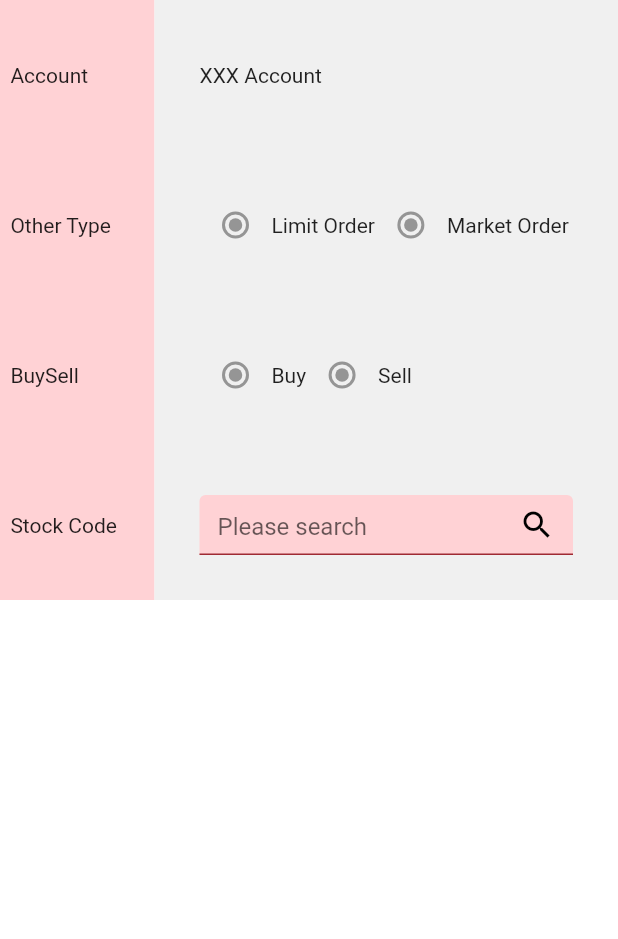
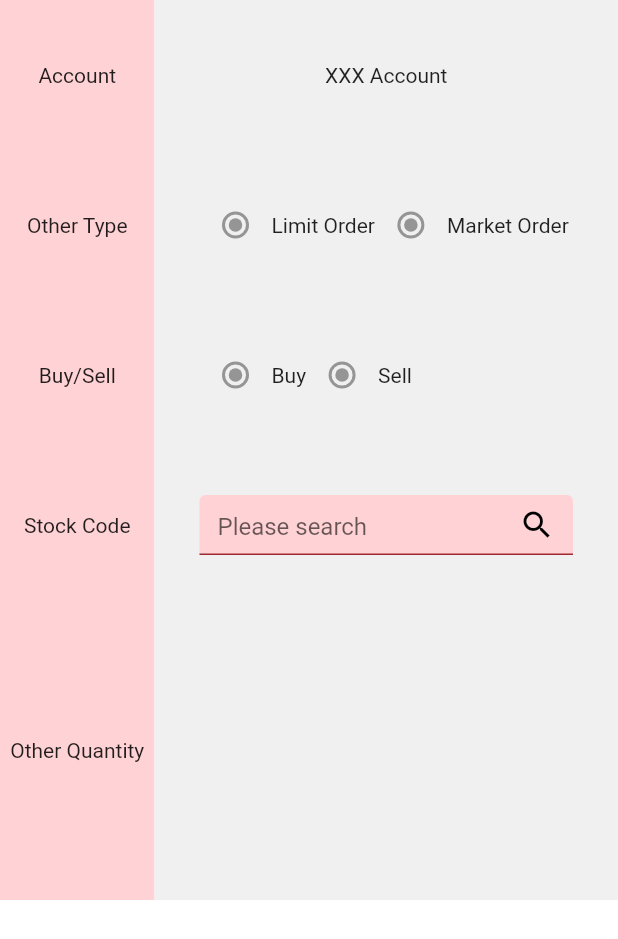
Before and after one commit to andyeung523/BocInvestSeed, a Flutter app: the Game screen opened directly, on a phone screen of 412 x 824 dp. Shown: the top 939 px of the screen. Run offline on Flutter 3.47's test engine with Material 2 defaults, Android fonts, the phone set to English and light mode, and no system bars; our stand-ins replace flutter_login, flutter_spinkit, font_awesome_flutter; missing offline and left inert: dart:ffi, oauth2.

Commit message:
game_update

```diff
--- a/lib/page/tabs/game.dart
+++ b/lib/page/tabs/game.dart
@@ -58,7 +58,7 @@ var _price;
                     width: 100,
                     //padding: EdgeInsets.fromLTRB(10, 30, 30, 15),
                     color: Color.fromRGBO(255, 210, 213, 1),
-                    child: Text('  Account'),
+                    child: Center(child: Text('Account')),
                     alignment: Alignment.centerLeft,
                   ),
                 ),
@@ -70,7 +70,7 @@ var _price;
                     width: 100,
                     padding: EdgeInsets.all(30.0),
                     color: Color.fromRGBO(240, 240, 240, 1),
-                    child: Text('XXX Account'),
+                    child: Center(child: Text('XXX Account')),
                     alignment: Alignment.centerLeft,
                   ),
                 ),
@@ -85,7 +85,7 @@ var _price;
                     width: 100,
                     //padding: EdgeInsets.fromLTRB(10, 30, 30, 15),
                     color: Color.fromRGBO(255, 210, 213, 1),
-                    child: Text('  Other Type'),
+                    child: Center(child: Text('Other Type')),
                     alignment: Alignment.centerLeft,
                   ),
                 ),
@@ -119,7 +119,7 @@ var _price;
                     width: 100,
                     //padding: EdgeInsets.fromLTRB(10, 30, 30, 15),
                     color: Color.fromRGBO(255, 210, 213, 1),
-                    child: Text('  BuySell'),
+                    child: Center(child: Text('Buy/Sell')),
                     alignment: Alignment.centerLeft,
                   ),
                 ),
@@ -153,7 +153,7 @@ var _price;
                     width: 100,
                     //padding: EdgeInsets.fromLTRB(10, 30, 30, 15),
                     color: Color.fromRGBO(255, 210, 213, 1),
-                    child: Text('  Stock Code'),
+                    child: Center(child: Text('Stock Code')),
                     alignment: Alignment.centerLeft,
                   ),
                 ),
@@ -192,7 +192,35 @@ var _price;
                 ),
               ],
             ),//copy here
+            Row(
+              children: <Widget>[
+                Expanded(
+                  flex: 2,
+                  child: Container(
+                    height: 200,
+                    width: 100,
+                    //padding: EdgeInsets.fromLTRB(10, 30, 30, 15),
+                    color: Color.fromRGBO(255, 210, 213, 1),
+                    child: Center(child: Text('Other Quantity')),
+                  ),
+                ),
 
+                Expanded(
+                  flex: 6,
+                  child: Container(
+                    height: 200,
+                    width: 100,
+                    padding: EdgeInsets.all(30.0),
+                    color: Color.fromRGBO(240, 240, 240, 1),
+                    child: Row(
+                      children: <Widget>[
+
+                      ],
+                    ),
+                  ),
+                ),
+              ],
+            ),
             ],
           )  ),
       ),
```
